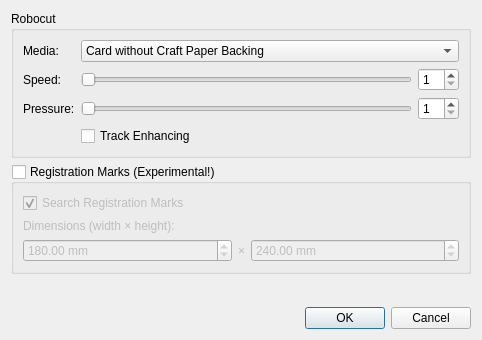
This is CutDialog.ui in Timmmm/robocut as Qt 5 draws it before an edit. The edited form follows.
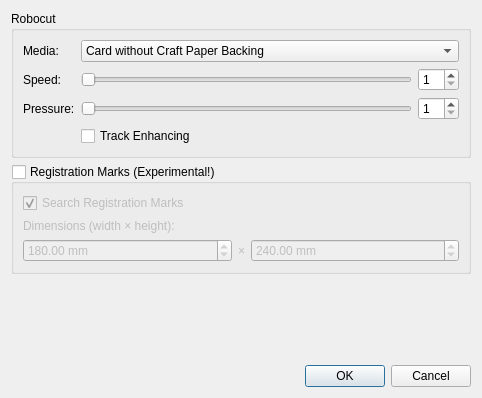
This is the edited form. Icons and pictures are not drawn.

Commit message: Add Track Enhancing tooltip

The edit to the form file:
```diff
--- a/CutDialog.ui
+++ b/CutDialog.ui
@@ -7,7 +7,7 @@
     <x>0</x>
     <y>0</y>
     <width>482</width>
-    <height>340</height>
+    <height>398</height>
    </rect>
   </property>
   <property name="windowTitle">
```
Left out of the diff: 57 changed lines with no effect on the pictures.
